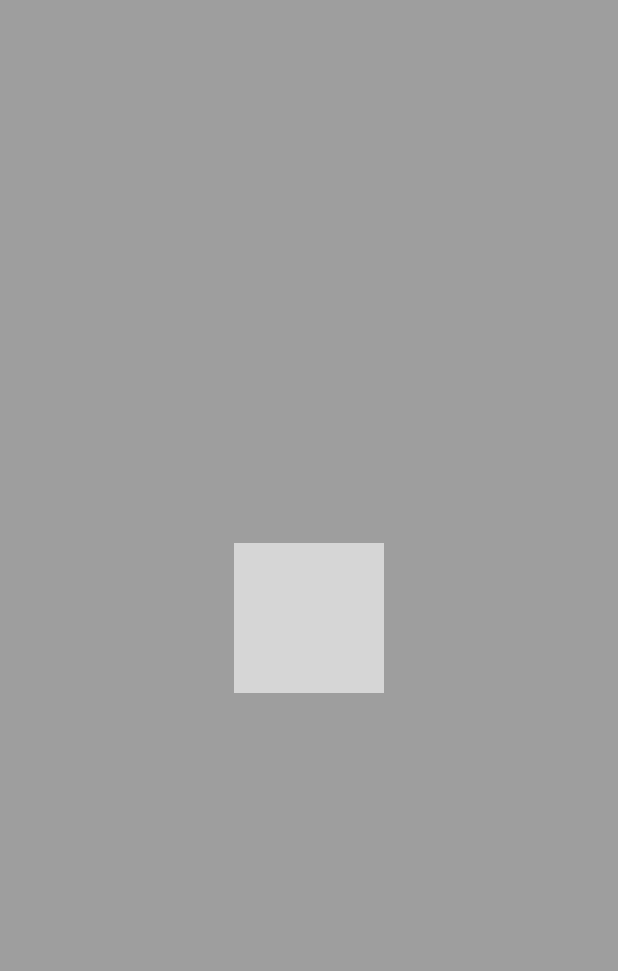
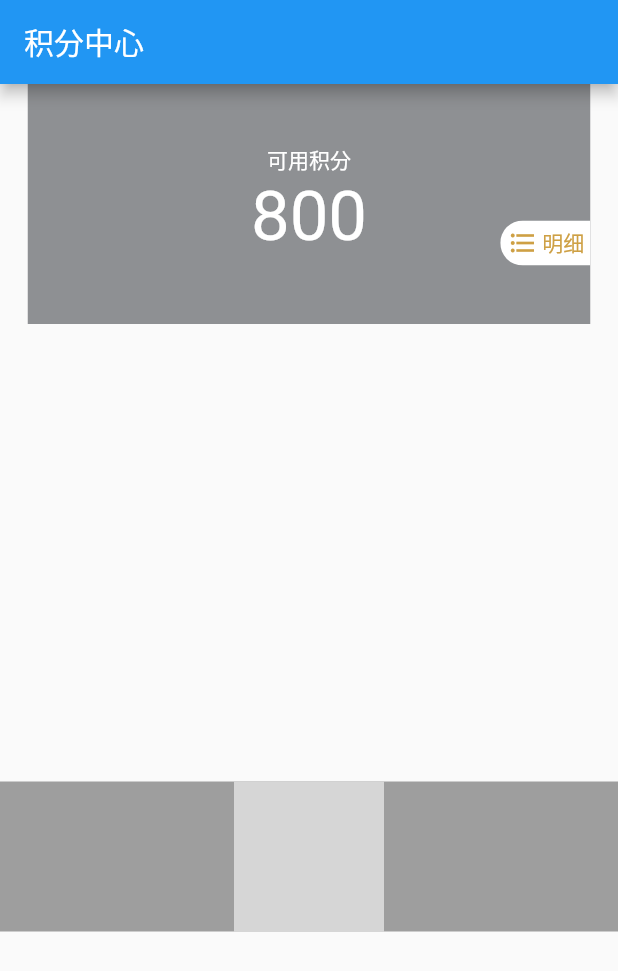
Before and after one commit to gooking/apifm-flutter-demo, a Flutter app: the screen it shows after launch, on a phone screen of 412 x 824 dp. Shown: the top 971 px of the screen. Run offline on Flutter 3.47's test engine with Material 2 defaults, Android fonts, the phone set to English and light mode, and no system bars; our stand-ins replace device_info, flutter_swiper, fluttertoast, shared_preferences; missing offline and left inert: apifm, flutter_qq, fluwx, loading; grey boxes are pictures that could not be loaded.

Commit message:
路由跳转、banner改为共用组件

```diff
--- a/lib/auth/login.dart
+++ b/lib/auth/login.dart
@@ -32,10 +32,7 @@ class _LoginPageWidgetState extends State<LoginPage> {
   }
 
   forgetPassword () {
-    Navigator.push(
-      context,
-      MaterialPageRoute(builder: (context) => ForgetPwdPage()),
-    );
+    Navigator.pushNamed(context, '/forget-pwd');
   }
 
   void processLoginSuccess (token, uid) async {
--- a/lib/auth/register.dart
+++ b/lib/auth/register.dart
@@ -97,10 +97,7 @@ class _RegisterPageWidgetState extends State<RegisterPage> {
     });
     if (res['code'] == 0) {
       Fluttertoast.showToast(msg: "注册成功,请登录", gravity: ToastGravity.CENTER, fontSize: 14);
-      Navigator.push(
-        context,
-        MaterialPageRoute(builder: (context) => LoginPage()),
-      );
+      Navigator.pushNamed(context, '/login');
     } else {
       Fluttertoast.showToast(msg: res['msg'], gravity: ToastGravity.CENTER, fontSize: 14);
       changePicCode();
--- a/lib/auth/reset_pwd.dart
+++ b/lib/auth/reset_pwd.dart
@@ -93,10 +93,7 @@ class _ForgetPwdPageWidgetState extends State<ForgetPwdPage> {
     var res = await Apifm.resetPwdUseMobileCode(mobile, password, smsCode);
     if (res['code'] == 0) {
       Fluttertoast.showToast(msg: "注册成功,请登录", gravity: ToastGravity.CENTER, fontSize: 14);
-      Navigator.push(
-        context,
-        MaterialPageRoute(builder: (context) => LoginPage()),
-      );
+      Navigator.pushNamed(context, '/login');
     } else {
       Fluttertoast.showToast(msg: res['msg'], gravity: ToastGravity.CENTER, fontSize: 14);
       changePicCode();
--- a/lib/bottomNavigationBar.dart
+++ b/lib/bottomNavigationBar.dart
@@ -20,10 +20,7 @@ class _WidgetState extends State<FootWidget> {
       _selectedIndex = index;
     });
     if (index == 2) {
-      Navigator.push(
-        context,
-        MaterialPageRoute(builder: (context) => AuthIndexPage()),
-      );
+      Navigator.pushNamed(context, '/auth');
     }
   }
 
--- a/lib/index/banner.dart
+++ b/lib/component/banner.dart
@@ -6,12 +6,19 @@ import 'package:loading/loading.dart';
 import 'package:loading/indicator/ball_pulse_indicator.dart';
 
 class BannerWidget extends StatefulWidget {
+  final double height;
+  final String type;
+  BannerWidget(this.height, this.type);
   @override
-  _WidgetState createState() => new _WidgetState();
+  _WidgetState createState() => new _WidgetState(height, type);
 }
 
 class _WidgetState extends State<BannerWidget> {
   List<String> imagesList = [];
+  final double height;
+  final String type;
+
+  _WidgetState(this.height, this.type);
 
   @override
   void initState () {
@@ -24,7 +31,7 @@ class _WidgetState extends State<BannerWidget> {
 
   banners () async {
     var res = await Apifm.banners({
-      'type': 'new'
+      'type': type
     });
     if (res['code'] == 0) {
       List<String> _imagesList = [];
@@ -52,7 +59,7 @@ class _WidgetState extends State<BannerWidget> {
       );
     } else {
       return new Container(
-        height: 200,
+        height: height,
         color: Colors.grey,
         child: new Swiper(
           itemBuilder: (BuildContext context,int index){
--- a/lib/index/index.dart
+++ b/lib/index/index.dart
@@ -1,11 +1,11 @@
 import 'package:flutter/material.dart';
+import 'package:myapp/component/banner.dart';
 
-import './banner.dart';
 import './category.dart';
 import './goods.dart';
 import '../bottomNavigationBar.dart';
 
-import '../sign/btn.dart';
+import '../sign/sign_btn.dart';
 
 void main() => runApp(new IndexPage());
 
@@ -24,7 +24,7 @@ class IndexPage extends StatelessWidget {
                 <Widget>[
                   Stack(
                     children: <Widget>[
-                      BannerWidget(),
+                      BannerWidget(200, 'new'),
                       new SignFloatBtnPage(),
                     ],
                   ),
--- a/lib/main.dart
+++ b/lib/main.dart
@@ -1,4 +1,5 @@
 import 'package:flutter/material.dart';
+import 'package:myapp/sign/index.dart';
 import 'start_page.dart';
 import 'config.dart';
 import 'routes.dart';
@@ -14,7 +15,7 @@ class Main extends StatelessWidget {
       theme: new ThemeData(
         primarySwatch: Colors.blue,
       ),
-      home: new StartPage(),
+      home: new SignIndex(), //SignIndex StartPage
     );
   }
 }
--- a/lib/routes.dart
+++ b/lib/routes.dart
@@ -1,11 +1,19 @@
 import 'package:flutter/material.dart';
+import 'package:myapp/sign/index.dart';
 
+import 'auth/index.dart';
 import 'auth/login.dart';
+import 'auth/register.dart';
+import 'auth/reset_pwd.dart';
 import 'index/index.dart';
 
 Map<String, WidgetBuilder> initAppRoutes() {
   return {
+    '/index': (context) => IndexPage(),
+    '/auth': (context) => AuthIndexPage(),
     '/login': (context) => LoginPage(),
-    '/index': (context) => IndexPage(),
+    '/reg': (context) => RegisterPage(),
+    '/forget-pwd': (context) => ForgetPwdPage(),
+    '/score/index': (context) => SignIndex(),
   };
 }
--- a/lib/sign/index.dart
+++ b/lib/sign/index.dart
@@ -1,4 +1,7 @@
 import 'package:flutter/material.dart';
+import 'package:myapp/component/banner.dart';
+
+import 'mx_btn.dart';
 
 void main() => runApp(new SignIndex());
 
@@ -7,11 +10,51 @@ class SignIndex extends StatelessWidget {
   Widget build(BuildContext context) {
     return Scaffold(
       appBar: AppBar(
-        title: Text('Flutter layout demo'),
+        title: Text('积分中心'),
       ),
-      body: Center(
-        child: Text('Hello World11'),
-      ),
+      body: _Colums(),
     );
   }
 }
+
+class _Colums extends StatelessWidget {
+  @override
+  Widget build(BuildContext context) {
+    return Column(
+      children: <Widget>[
+        new _Top1(),
+        new Container(
+          height: 200,
+        ),
+        new Container(
+          height: 105,
+        ),
+        new BannerWidget(90, 'score'),
+      ],
+    );
+  }
+}
+
+class _Top1 extends StatelessWidget {
+  @override
+  Widget build(BuildContext context) {
+    return Stack(
+      children: <Widget>[
+        new Container(
+          alignment: Alignment.topCenter,
+          padding: EdgeInsets.only(top: 40),
+          width: 375,
+          height: 160,
+          color: Color(0xff8e9093),
+          child: new Column(
+            children: <Widget>[
+              Text('可用积分', style: TextStyle(color: Colors.white, fontSize: 14),),
+              Text('800', style: TextStyle(color: Colors.white, fontSize: 46),),
+            ],
+          ),
+        ),
+        new SignFloatBtnPage(),
+      ],
+    );
+  }
+}
```
Also changed, not shown: lib/auth/index.dart (+2 -8 lines), lib/sign/mx_btn.dart (renamed from lib/sign/btn.dart, +5 -13 lines), lib/sign/sign_btn.dart (added, +58 -0 lines), 1 other file.
